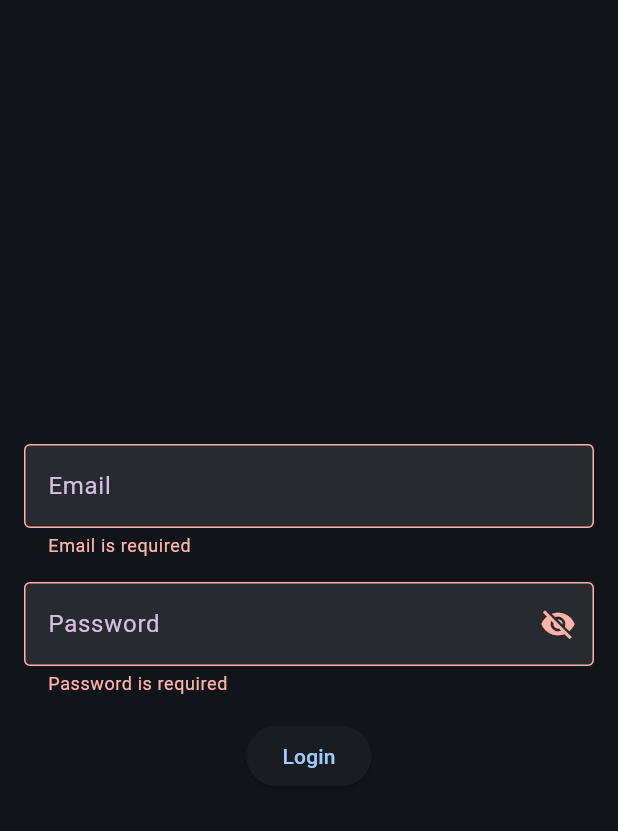
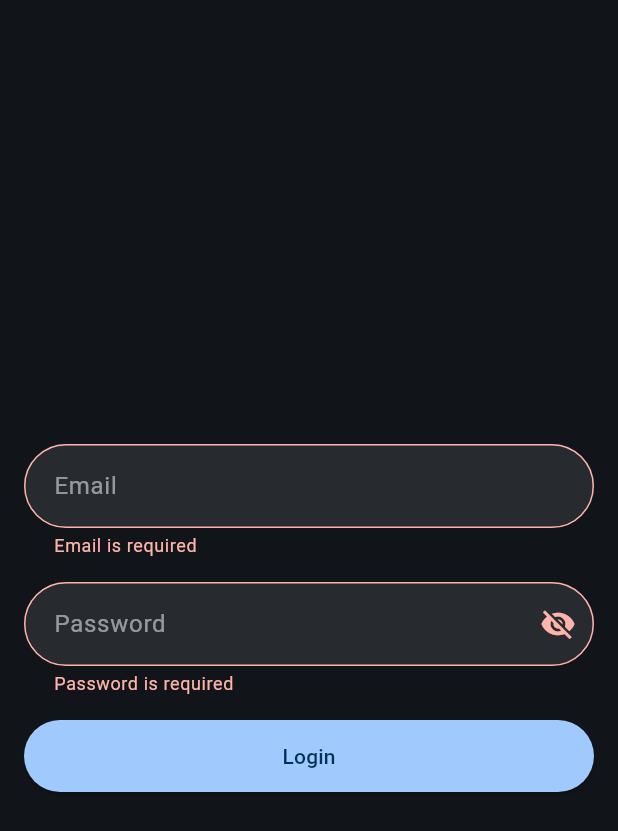
Before and after one commit to Suyash8/whirl, a Flutter app: the screen it shows after launch, after a tap on "Login", on a phone screen of 412 x 824 dp. Shown: the top 831 px of the screen. Run offline on Flutter 3.47's test engine with Material 3 defaults, Android fonts, the phone set to English and light mode, and no system bars; our stand-ins replace cloud_firestore, equatable, firebase_auth, firebase_core; accounts and stored records are empty; generated files the repository leaves out were written again.

Commit message:
feat(login): added animated login button and basic user auth check functionality

```diff
--- a/lib/backend/auth/login.dart
+++ b/lib/backend/auth/login.dart
@@ -1,7 +1,7 @@
 import 'package:firebase_auth/firebase_auth.dart';
 
 class Login {
-  Future<UserCredential> loginWithEmailAndPassword({
+  Future<UserCredential?> loginWithEmailAndPassword({
     required String email,
     required String password,
   }) async {
--- a/lib/core/theme/component_decoration.dart
+++ b/lib/core/theme/component_decoration.dart
@@ -15,8 +15,10 @@ class ComponentDecoration {
     Color? errorBorderColor,
     Color? hintColor,
     Color? textColor,
-  }) {
+  })
+  {
     final border = OutlineInputBorder(
+      borderRadius: BorderRadius.circular(50.0),
       borderSide: BorderSide(
         color: borderColor ?? colorScheme.tertiary,
       ),
@@ -64,8 +66,41 @@ class ComponentDecoration {
 
 
       hintStyle: TextStyle(
-        color: hintColor ?? colorScheme.tertiary,
+        color: hintColor ?? colorScheme.onSurface.withOpacity(0.6),
+      ),
+
+      contentPadding: const EdgeInsets.symmetric(
+        horizontal: 16.0,
+        vertical: 16.0,
       ),
     );
   }
+
+  static ButtonStyle buttonDecoration({
+  required ColorScheme colorScheme,
+    Color? backgroundColor,
+    Color? textColor,
+  })
+  {
+    return ButtonStyle(
+      backgroundColor: WidgetStateProperty.all<Color>(
+        backgroundColor ?? colorScheme.primary,
+      ),
+      foregroundColor: WidgetStateProperty.all<Color>(
+        textColor ?? colorScheme.onPrimary,
+      ),
+      shape: WidgetStateProperty.all<OutlinedBorder>(
+        RoundedRectangleBorder(
+          borderRadius: BorderRadius.circular(50.0),
+        ),
+      ),
+      minimumSize: WidgetStateProperty.all<Size>(
+        const Size(double.infinity, 48.0),
+      ),
+      maximumSize: WidgetStateProperty.all<Size>(
+        const Size(double.infinity, 48.0),
+      ),
+
+    );
+  }
 }
--- a/lib/main.dart
+++ b/lib/main.dart
@@ -1,3 +1,4 @@
+import 'package:firebase_auth/firebase_auth.dart';
 import 'package:flutter/material.dart';
 import 'package:whirl/core/theme/app_theme.dart';
 import 'package:whirl/presentation/auth/screens/login_screen.dart';
@@ -8,9 +9,9 @@
   WidgetsFlutterBinding.ensureInitialized();
 
   try {
-  Firebase.initializeApp(
-    options: DefaultFirebaseOptions.currentPlatform,
-  );
+    Firebase.initializeApp(
+      options: DefaultFirebaseOptions.currentPlatform,
+    );
   } catch (e) {
     Firebase.initializeApp(
       options: DefaultFirebaseOptions.web,
@@ -25,11 +26,16 @@
 
   @override
   Widget build(BuildContext context) {
+    Widget homeScreen() {
+      final User? user = FirebaseAuth.instance.currentUser;
+      return const LoginScreen();
+    }
+
     return MaterialApp(
       debugShowCheckedModeBanner: false,
       title: 'Flutter Demo',
       theme: AppTheme().theme,
-      home: LoginScreen(),
+      home: homeScreen(),
     );
   }
 }
--- a/lib/presentation/auth/screens/login_screen.dart
+++ b/lib/presentation/auth/screens/login_screen.dart
@@ -1,8 +1,10 @@
 import 'package:firebase_auth/firebase_auth.dart';
 import 'package:flutter/material.dart';
+import 'package:whirl/backend/auth/firebase_auth_error.dart';
 import 'package:whirl/backend/auth/login.dart';
 import 'package:whirl/backend/auth/validate_email.dart';
 import 'package:whirl/backend/auth/validate_password.dart';
+import 'package:whirl/presentation/auth/screens/logged_in_screen.dart';
 import 'package:whirl/presentation/auth/widgets/auth_button.dart';
 import 'package:whirl/presentation/auth/widgets/input_field.dart';
 
@@ -18,20 +20,67 @@ class _LoginScreenState extends State<LoginScreen> {
   final _emailController = TextEditingController();
   final _passwordController = TextEditingController();
   bool isPasswordVisible = false;
-  UserCredential? userCredential;
+  int loginButtonState = 0;
 
-  void printUserCredential() {
-    if (userCredential != null) {
-      print(userCredential!.user!.email);
-      print(userCredential!.user!.uid);
-      print(userCredential!.user!.displayName);
-      print(userCredential!.user!.emailVerified);
+  void changeLoginButtonState(int state) {
+    if (state < 0 || state > 3) {
+      state = 0;
+    }
 
+    setState(() {
+      loginButtonState = state;
+    });
+
+    if (state != 1) {
+      // after 1 second, reset the button state to 0
+      Future.delayed(const Duration(seconds: 1), () {
+        if (mounted) {
+          setState(() {
+            loginButtonState = 0;
+          });
+        }
+      });
+    }
+  }
+
+  void login(String email, String password) async {
+    if (_formKey.currentState!.validate()) {
+      changeLoginButtonState(1);
+      try {
+        await Login()
+            .loginWithEmailAndPassword(
+          email: email,
+          password: password,
+        )
+            .then((value) {
+          if (value != null) {
+            changeLoginButtonState(2);
+            Navigator.pushReplacement(
+              context,
+              MaterialPageRoute(
+                builder: (context) => const LoggedInScreen(),
+              ),
+            );
+          }
+          return value;
+        });
+      } catch (e) {
+        // show error in app snackbar
+        ScaffoldMessenger.of(context).showSnackBar(
+          SnackBar(
+            content: Text(FirebaseAuthError.getErrorMessage(e)),
+          ),
+        );
+        changeLoginButtonState(3);
+      }
     }
   }
 
   @override
   Widget build(BuildContext context) {
+    if (FirebaseAuth.instance.currentUser != null) {
+      return const LoggedInScreen();
+    }
     return Scaffold(
       body: Padding(
         padding: const EdgeInsets.all(16.0),
@@ -63,15 +112,15 @@ class _LoginScreenState extends State<LoginScreen> {
                 hintText: 'Password',
               ),
               const SizedBox(height: 16.0),
-              AuthButton(onPressed: () async {
-                if (_formKey.currentState!.validate()) {
-                  userCredential = await Login().loginWithEmailAndPassword(
-                    email: _emailController.text,
-                    password: _passwordController.text,
-                  );
-                  printUserCredential();
-                }
-              })
+              AuthButton(
+                text: 'Login',
+                loadingText: 'Logging in...',
+                state: loginButtonState,
+                onPressed: () => login(
+                  _emailController.text,
+                  _passwordController.text,
+                ),
+              ),
             ],
           ),
         ),
--- a/lib/presentation/auth/widgets/auth_button.dart
+++ b/lib/presentation/auth/widgets/auth_button.dart
@@ -1,18 +1,59 @@
 import 'package:flutter/material.dart';
+import 'package:whirl/core/theme/component_decoration.dart';
 
-class AuthButton extends StatelessWidget {
+class AuthButton extends StatefulWidget {
   final VoidCallback onPressed;
+  final String text;
+  final int state;
+  final String loadingText;
 
   const AuthButton({
     super.key,
     required this.onPressed,
+    this.text = 'Login',
+    this.loadingText = 'Logging in...',
+    this.state = 0,
   });
 
   @override
+  State<AuthButton> createState() => _AuthButtonState();
+}
+
+class _AuthButtonState extends State<AuthButton> {
+  @override
   Widget build(BuildContext context) {
+    Widget buttonChild() {
+      if (widget.state == 1) {
+        return Row(
+          mainAxisAlignment: MainAxisAlignment.center,
+          children: [
+            SizedBox(
+              height: 16.0,
+              width: 16.0,
+              child: CircularProgressIndicator(
+                strokeWidth: 2.0,
+                valueColor: AlwaysStoppedAnimation<Color>(
+                    Theme.of(context).colorScheme.onPrimary),
+              ),
+            ),
+            const SizedBox(width: 16.0),
+            Text(widget.loadingText),
+          ],
+        );
+      } else if (widget.state == 2) {
+        return const Icon(Icons.done);
+      } else if (widget.state == 3) {
+        return const Icon(Icons.close);
+      } else {
+        return Text(widget.text);
+      }
+    }
+
     return ElevatedButton(
-      onPressed: onPressed,
-      child: const Text('Login'),
+      onPressed: widget.onPressed,
+      style: ComponentDecoration.buttonDecoration(
+          colorScheme: Theme.of(context).colorScheme),
+      child: buttonChild(),
     );
   }
 }
--- a/pubspec.yaml
+++ b/pubspec.yaml
@@ -39,6 +39,7 @@ dependencies:
   firebase_auth: ^5.3.0
   equatable: ^2.0.5
   email_validator: ^3.0.0
+  cloud_firestore: ^5.4.2
 
 dev_dependencies:
   flutter_test:
```
Also changed, not shown: lib/backend/auth/fetch_user_data.dart (added, +11 -0 lines), lib/backend/auth/firebase_auth_error.dart (added, +54 -0 lines), lib/presentation/auth/screens/logged_in_screen.dart (added, +32 -0 lines), pubspec.lock, 3 other files.
